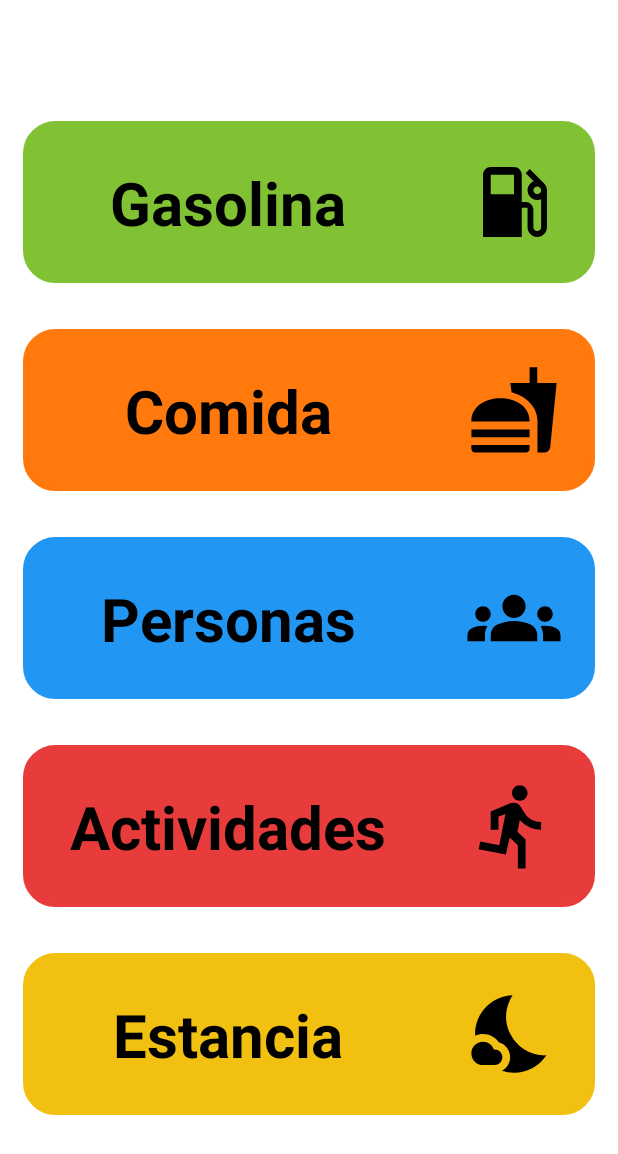
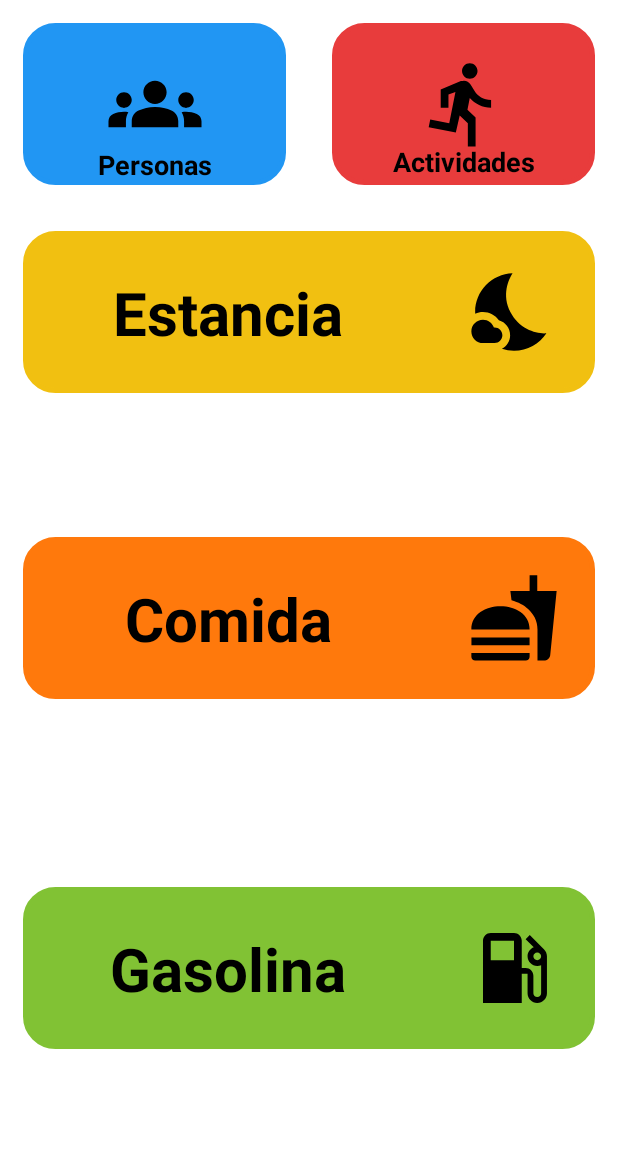
Before and after one commit to SrLario/organify, an Android app: the NewTravel screen opened directly, with no data from a screen before it, on a phone screen of 412 x 824 dp. Shown: the top 1154 px of the screen. Run offline under Robolectric (Android 15) with nearby library versions, the phone set to English and light mode, and no system bars.

```diff
--- a/Organify/app/build.gradle
+++ b/Organify/app/build.gradle
@@ -8,7 +8,7 @@ android {
 
     defaultConfig {
         applicationId "com.example.organify"
-        minSdkVersion 16
+        minSdkVersion 17
         targetSdkVersion 30
         versionCode 1
         versionName "1.0"
@@ -36,4 +36,6 @@ dependencies {
     testImplementation 'junit:junit:4.+'
     androidTestImplementation 'androidx.test.ext:junit:1.1.3'
     androidTestImplementation 'androidx.test.espresso:espresso-core:3.4.0'
+    implementation 'pl.droidsonroids.gif:android-gif-drawable:1.2.22'
+
 }
--- a/Organify/app/src/main/res/layout/activity_home_screen.xml
+++ b/Organify/app/src/main/res/layout/activity_home_screen.xml
@@ -4,11 +4,10 @@
     xmlns:tools="http://schemas.android.com/tools"
     android:layout_width="match_parent"
     android:layout_height="match_parent"
-    tools:context=".HomeScreen"
-    android:background="?attr/background_color">
+    android:background="?attr/background_color"
+    tools:context=".HomeScreen">
 
-    <ImageView
-        android:id="@+id/load_travel_button"
+    <ImageView        android:id="@+id/load_travel_button"
         android:layout_width="wrap_content"
         android:layout_height="wrap_content"
         android:layout_marginTop="200dp"
@@ -18,8 +17,8 @@
         app:layout_constraintStart_toStartOf="parent"
         app:layout_constraintTop_toTopOf="parent"
         app:srcCompat="@drawable/load_travel_foreground"
-        tools:ignore="VectorDrawableCompat"
-        app:tint="?attr/button_color"/>
+        app:tint="?attr/button_color"
+        tools:ignore="VectorDrawableCompat" />
 
     <ImageView
         android:id="@+id/new_travel_button"
@@ -32,6 +31,6 @@
         app:layout_constraintEnd_toEndOf="parent"
         app:layout_constraintStart_toStartOf="parent"
         app:srcCompat="@drawable/icon"
-        tools:ignore="VectorDrawableCompat"
-        app:tint="?attr/button_color" />
+        app:tint="?attr/button_color"
+        tools:ignore="VectorDrawableCompat" />
 </androidx.constraintlayout.widget.ConstraintLayout>
--- a/Organify/app/src/main/res/layout/activity_new_travel.xml
+++ b/Organify/app/src/main/res/layout/activity_new_travel.xml
@@ -6,7 +6,7 @@
     android:layout_height="match_parent"
     tools:context=".NewTravel">
 
-    <LinearLayout
+    <androidx.constraintlayout.widget.ConstraintLayout
         android:id="@+id/linearLayout"
         android:layout_width="0dp"
         android:layout_height="0dp"
@@ -28,7 +28,11 @@
             android:backgroundTint="#81C234"
             android:clickable="true"
             android:focusable="true"
-            android:gravity="center">
+            android:gravity="center"
+            app:layout_constraintBottom_toBottomOf="parent"
+            app:layout_constraintEnd_toEndOf="parent"
+            app:layout_constraintStart_toStartOf="parent"
+            app:layout_constraintTop_toBottomOf="@+id/constraintLayout3">
 
             <TextView
                 android:layout_width="wrap_content"
@@ -55,6 +59,7 @@
         //FOOD
 
         <androidx.constraintlayout.widget.ConstraintLayout
+            android:id="@+id/constraintLayout3"
             android:layout_width="match_parent"
             android:layout_height="wrap_content"
             android:layout_margin="15dp"
@@ -63,7 +68,11 @@
             android:clickable="true"
             android:focusable="true"
             android:gravity="center"
-            android:orientation="horizontal">
+            android:orientation="horizontal"
+            app:layout_constraintBottom_toBottomOf="parent"
+            app:layout_constraintEnd_toEndOf="parent"
+            app:layout_constraintStart_toEndOf="@+id/constraintLayout6"
+            app:layout_constraintTop_toTopOf="parent">
 
             <TextView
                 android:id="@+id/textView2"
@@ -87,28 +96,43 @@
                 app:layout_constraintTop_toTopOf="parent" />
         </androidx.constraintlayout.widget.ConstraintLayout>
 
+        <LinearLayout
+            android:id="@+id/linearLayout2"
+            android:layout_width="match_parent"
+            android:layout_height="wrap_content"
+            app:layout_constraintEnd_toEndOf="parent"
+            app:layout_constraintStart_toStartOf="parent"
+            app:layout_constraintTop_toTopOf="parent">
+
+
             //PERSONS
 
             <androidx.constraintlayout.widget.ConstraintLayout
-            android:layout_width="match_parent"
+                android:id="@+id/constraintLayout4"
+                android:layout_width="wrap_content"
                 android:layout_height="wrap_content"
                 android:layout_margin="15dp"
                 android:background="@drawable/round_border"
                 android:backgroundTint="#2196F3"
+                android:layout_weight="0.5"
                 android:clickable="true"
                 android:focusable="true"
                 android:gravity="center"
-            android:orientation="horizontal">
+                android:orientation="horizontal"
+                app:layout_constraintEnd_toEndOf="parent"
+                app:layout_constraintStart_toEndOf="@+id/constraintLayout5"
+                app:layout_constraintTop_toTopOf="parent">
 
                 <TextView
                     android:layout_width="wrap_content"
                     android:layout_height="wrap_content"
+                    android:layout_marginTop="80dp"
                     android:text="Personas"
                     android:textColor="@color/black"
-                android:textSize="40sp"
+                    android:textSize="18sp"
                     android:textStyle="bold"
                     app:layout_constraintBottom_toBottomOf="parent"
-                app:layout_constraintEnd_toStartOf="@+id/imageView3"
+                    app:layout_constraintEnd_toEndOf="parent"
                     app:layout_constraintStart_toStartOf="parent"
                     app:layout_constraintTop_toTopOf="parent" />
 
@@ -118,31 +142,37 @@
                     android:layout_height="wrap_content"
                     android:src="@drawable/group_icon"
                     app:layout_constraintEnd_toEndOf="parent"
+                    app:layout_constraintStart_toStartOf="parent"
                     app:layout_constraintTop_toTopOf="parent" />
             </androidx.constraintlayout.widget.ConstraintLayout>
 
             //ACTIVITIES
 
             <androidx.constraintlayout.widget.ConstraintLayout
-            android:layout_width="match_parent"
+                android:id="@+id/constraintLayout5"
+                android:layout_width="wrap_content"
                 android:layout_height="wrap_content"
                 android:layout_margin="15dp"
                 android:background="@drawable/round_border"
                 android:backgroundTint="#E83C3C"
+                android:layout_weight="0.5"
                 android:clickable="true"
                 android:focusable="true"
                 android:gravity="center"
-            android:orientation="horizontal">
+                android:orientation="horizontal"
+                app:layout_constraintStart_toStartOf="parent"
+                app:layout_constraintTop_toTopOf="parent">
 
                 <TextView
+                    android:id="@+id/textView3"
                     android:layout_width="wrap_content"
                     android:layout_height="wrap_content"
+                    android:layout_marginTop="80dp"
                     android:text="Actividades"
                     android:textColor="@color/black"
-                android:textSize="40sp"
+                    android:textSize="18sp"
                     android:textStyle="bold"
-                app:layout_constraintBottom_toBottomOf="parent"
-                app:layout_constraintEnd_toStartOf="@+id/imageView4"
+                    app:layout_constraintEnd_toEndOf="parent"
                     app:layout_constraintStart_toStartOf="parent"
                     app:layout_constraintTop_toTopOf="parent" />
 
@@ -151,14 +181,15 @@
                     android:layout_width="wrap_content"
                     android:layout_height="wrap_content"
                     android:src="@drawable/activities_icon"
-                app:layout_constraintBottom_toBottomOf="parent"
                     app:layout_constraintEnd_toEndOf="parent"
+                    app:layout_constraintStart_toStartOf="parent"
                     app:layout_constraintTop_toTopOf="parent" />
             </androidx.constraintlayout.widget.ConstraintLayout>
-
+        </LinearLayout>
         //STAY
 
         <androidx.constraintlayout.widget.ConstraintLayout
+            android:id="@+id/constraintLayout6"
             android:layout_width="match_parent"
             android:layout_height="wrap_content"
             android:layout_margin="15dp"
@@ -167,7 +198,11 @@
             android:clickable="true"
             android:focusable="true"
             android:gravity="center"
-            android:orientation="horizontal">
+            android:orientation="horizontal"
+            app:layout_constraintEnd_toEndOf="parent"
+            app:layout_constraintHorizontal_bias="0.0"
+            app:layout_constraintStart_toStartOf="parent"
+            app:layout_constraintTop_toBottomOf="@+id/linearLayout2">
 
             <TextView
                 android:layout_width="wrap_content"
@@ -190,6 +225,6 @@
                 app:layout_constraintEnd_toEndOf="parent"
                 app:layout_constraintTop_toTopOf="parent" />
         </androidx.constraintlayout.widget.ConstraintLayout>
-    </LinearLayout>
+    </androidx.constraintlayout.widget.ConstraintLayout>
 
 </androidx.constraintlayout.widget.ConstraintLayout>
--- a/Organify/build.gradle
+++ b/Organify/build.gradle
@@ -3,6 +3,7 @@ buildscript {
     repositories {
         google()
         jcenter()
+        mavenCentral()
     }
     dependencies {
         classpath "com.android.tools.build:gradle:4.1.2"
@@ -16,6 +17,7 @@ allprojects {
     repositories {
         google()
         jcenter()
+        mavenCentral()
     }
 }
 
```
Also changed, not shown: Organify/gradle/wrapper/gradle-wrapper.properties. Lines whose indentation alone changed are shown as unchanged.
